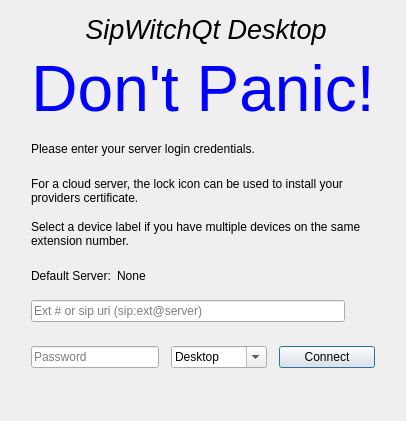
Qt form Desktop/login.ui (dyfet/tycho_sipwitchqt) before a commit.
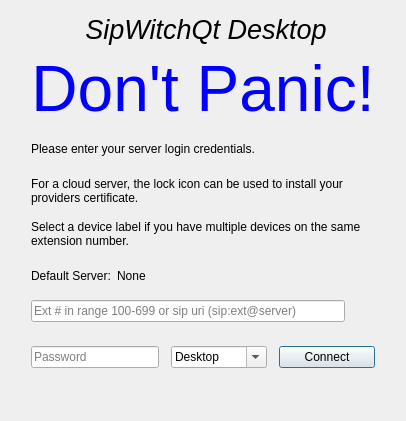
The same form after that commit. Icons and pictures are not drawn.

Patch:
```diff
--- a/Desktop/login.ui
+++ b/Desktop/login.ui
@@ -228,7 +228,7 @@
             <string/>
            </property>
            <property name="placeholderText">
-            <string>Ext # or sip uri (sip:ext@server)</string>
+            <string>Ext # in range 100-699 or sip uri (sip:ext@server)</string>
            </property>
           </widget>
          </item>
```
